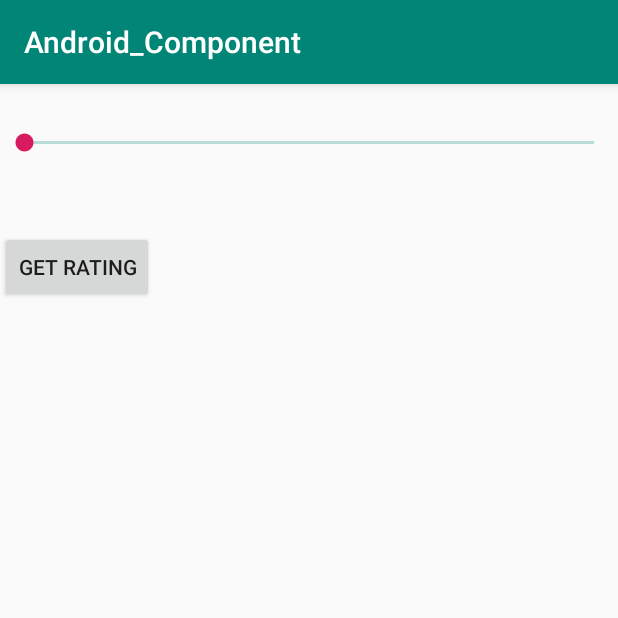
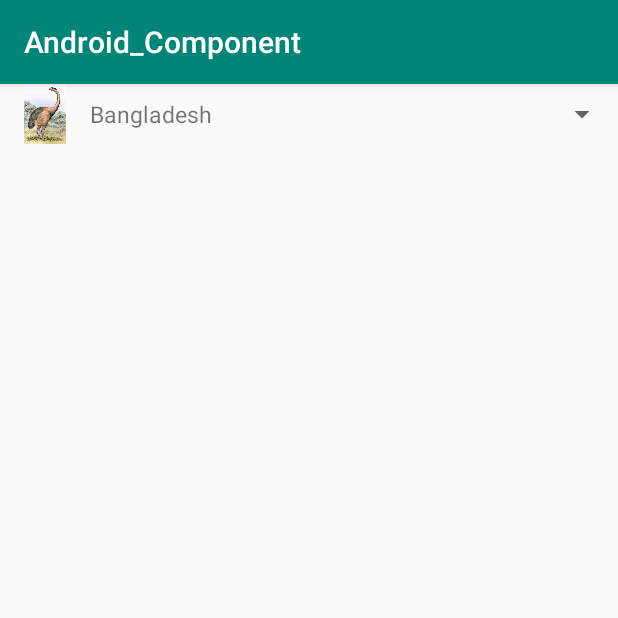
Before and after one commit to bellalhr/Android_Component, an Android app: the screen it shows after launch (MainActivity), on a phone screen of 412 x 824 dp, the top half of it. Run offline under Robolectric (Android 15) with nearby library versions, the phone set to English and light mode, and no system bars.

Commit message:
Add BaseAdapter for spinner

```diff
--- a/app/src/main/java/io/destreza/android_component/MainActivity.java
+++ b/app/src/main/java/io/destreza/android_component/MainActivity.java
@@ -6,6 +6,7 @@ import android.view.View;
 import android.widget.Button;
 import android.widget.RatingBar;
 import android.widget.SeekBar;
+import android.widget.Spinner;
 import android.widget.Toast;
 
 public class MainActivity extends AppCompatActivity {
@@ -13,12 +14,17 @@ public class MainActivity extends AppCompatActivity {
     @Override
     protected void onCreate(Bundle savedInstanceState) {
         super.onCreate(savedInstanceState);
-        setContentView(R.layout.seckbar);
+        setContentView(R.layout.spinner);
 
        // getRatingBar();
 
-        getSeekbar();
+        //getSeekbar();
+
+        //getBaseSpinner
+        customSpinnerLayout();
     }
+
+
 
     private void getRatingBar() {
         Button ratinBtn=findViewById(R.id.getRatingBtn);
@@ -43,15 +49,36 @@ public class MainActivity extends AppCompatActivity {
 
             @Override
             public void onStartTrackingTouch(SeekBar seekBar) {
-                Toast.makeText(MainActivity.this, "OnProgressChanged "+seekBar.toString(), Toast.LENGTH_SHORT).show();
+                //Toast.makeText(MainActivity.this, "OnProgressChanged "+seekBar.toString(), Toast.LENGTH_SHORT).show();
             }
 
             @Override
             public void onStopTrackingTouch(SeekBar seekBar) {
-                Toast.makeText(MainActivity.this, "OnProgressChanged "+seekBar.toString(), Toast.LENGTH_SHORT).show();
+                //Toast.makeText(MainActivity.this, "OnProgressChanged "+seekBar.toString(), Toast.LENGTH_SHORT).show();
             }
         });
     }
 
+    private void customSpinnerLayout()
+    {
+        Spinner spinner=findViewById(R.id.spinner);
+        spinner.setPrompt("Select Country");
+        int[] flags={
+                R.drawable.bird_10,
+                R.drawable.bird_11,
+                R.drawable.bird_20,
+                R.drawable.bird_21,
+                R.drawable.bird_22,
+                R.drawable.bird_23,
+        };
+
+        String[] countryName={"Bangladesh","India","Sri Lanka","Japan","Australia","Singapur"};
+
+        SpinnerBaseAdapter adapter=new SpinnerBaseAdapter(this,flags,countryName);
+        spinner.setAdapter(adapter);
+
+
+    }
+
 
 }
--- /dev/null
+++ b/app/src/main/java/io/destreza/android_component/SpinnerBaseAdapter.java
@@ -0,0 +1,50 @@
+package io.destreza.android_component;
+
+import android.content.Context;
+import android.view.LayoutInflater;
+import android.view.View;
+import android.view.ViewGroup;
+import android.widget.BaseAdapter;
+import android.widget.ImageView;
+import android.widget.TextView;
+
+public class SpinnerBaseAdapter extends BaseAdapter{
+    Context context;
+    int flags[];
+    String[] countryNames;
+    LayoutInflater inflter;
+
+    public SpinnerBaseAdapter(Context context, int[] flags, String[] countryNames) {
+        this.context = context;
+        this.flags = flags;
+        this.countryNames = countryNames;
+        inflter = (LayoutInflater.from(context));
+    }
+
+    @Override
+    public int getCount() {
+        return countryNames.length;
+    }
+
+    @Override
+    public Object getItem(int i) {
+        return null;
+    }
+
+    @Override
+    public long getItemId(int i) {
+        return 0;
+    }
+
+    @Override
+    public View getView(int i, View view, ViewGroup viewGroup) {
+        view = inflter.inflate(R.layout.raw_spinner, null);
+        ImageView im=view.findViewById(R.id.imageview);
+        TextView textView=view.findViewById(R.id.textView);
+
+        im.setImageResource(flags[i]);
+        textView.setText(countryNames[i]);
+
+        return view;
+    }
+}
--- /dev/null
+++ b/app/src/main/res/layout/raw_spinner.xml
@@ -0,0 +1,22 @@
+<?xml version="1.0" encoding="utf-8"?>
+<LinearLayout
+    xmlns:android="http://schemas.android.com/apk/res/android"
+    android:layout_width="match_parent"
+    android:layout_height="wrap_content">
+    <ImageView
+        android:id="@+id/imageview"
+        android:layout_width="40dp"
+        android:layout_marginLeft="10dp"
+        android:src="@drawable/ic_launcher_background"
+        android:layout_height="40dp" />
+    <TextView
+        android:id="@+id/textView"
+        android:layout_width="wrap_content"
+        android:layout_height="wrap_content"
+        android:gravity="center"
+        android:textSize="15sp"
+        android:text="Country Name"
+        android:layout_gravity="center"
+        android:layout_marginLeft="10dp"
+        />
+</LinearLayout>
--- a/app/src/main/res/layout/seckbar.xml
+++ b/app/src/main/res/layout/seckbar.xml
@@ -8,9 +8,10 @@
         android:id="@+id/seekbar"
         android:layout_width="match_parent"
         android:layout_height="wrap_content"
-        android:minHeight="10dp"
         android:layout_marginTop="30dp"
-       android:progressBackgroundTint="@color/colorPrimary"
+        android:thumb="@drawable/thamb"
+        android:progressBackgroundTint="@color/colorPrimary"
+        android:progressDrawable="@drawable/progress_type"
         />
     <Button
         android:id="@+id/getRatingBtn"
--- /dev/null
+++ b/app/src/main/res/layout/spinner.xml
@@ -0,0 +1,11 @@
+<?xml version="1.0" encoding="utf-8"?>
+<LinearLayout
+    xmlns:android="http://schemas.android.com/apk/res/android"
+    android:layout_width="match_parent"
+    android:layout_height="match_parent">
+    <Spinner
+        android:id="@+id/spinner"
+        android:layout_width="match_parent"
+        android:layout_height="wrap_content">
+    </Spinner>
+</LinearLayout>
```
Also changed, not shown: app/src/main/res/drawable/backround_fill.xml (added, +19 -0 lines), app/src/main/res/drawable/progress_fill.xml (added, +19 -0 lines), app/src/main/res/drawable/progress_type.xml (added, +9 -0 lines), app/src/main/res/drawable/thamb.xml (added, +14 -0 lines), app/src/main/res/drawable/bird_10.jpg (added), app/src/main/res/drawable/bird_11.jpg (added), app/src/main/res/drawable/bird_20.jpg (added), app/src/main/res/drawable/bird_21.jpg (added), app/src/main/res/drawable/bird_22.jpg (added), app/src/main/res/drawable/bird_23.jpg (added).
